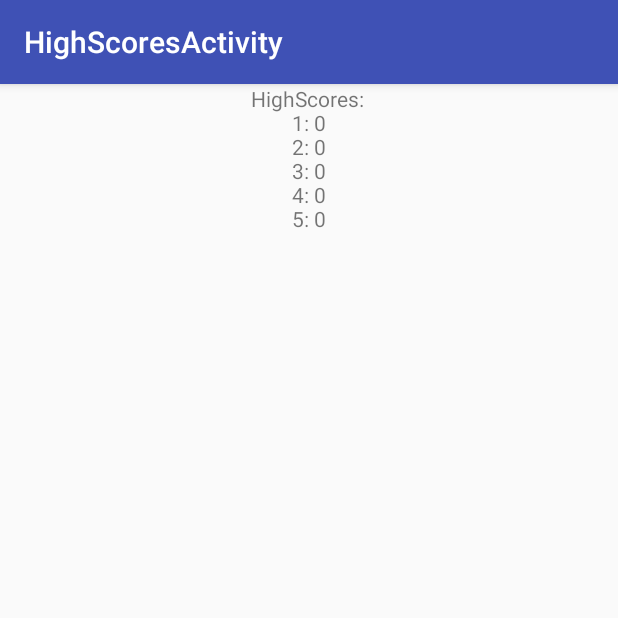
After one commit to ZhouMing9919/CP3406---Educational-Game, an Android app: the HighScoresActivity screen opened directly, with no data from a screen before it, on a phone screen of 412 x 824 dp, the top half of it. The commit adds this screen. Run offline under Robolectric (Android 15) with nearby library versions, the light colour scheme and no system bars.

Commit message:
get high scores working with 5 high scores

```diff
--- a/EducationalGame/app/src/main/AndroidManifest.xml
+++ b/EducationalGame/app/src/main/AndroidManifest.xml
@@ -33,6 +33,10 @@
         <activity
             android:name=".GameOverActivity"
             android:label="@string/title_activity_game_over"
+            android:theme="@style/AppTheme.NoActionBar" />
+        <activity
+            android:name=".HighScoresActivity"
+            android:label="@string/title_activity_high_scores"
             android:theme="@style/AppTheme.NoActionBar"></activity>
     </application>
 
--- a/EducationalGame/app/src/main/java/com/example/michael/educationalgame/GameOverActivity.java
+++ b/EducationalGame/app/src/main/java/com/example/michael/educationalgame/GameOverActivity.java
@@ -10,7 +10,11 @@ import android.support.design.widget.Snackbar;
 import android.support.v7.app.AppCompatActivity;
 import android.support.v7.widget.Toolbar;
 import android.view.View;
+import android.view.Window;
+import android.view.WindowManager;
 import android.widget.TextView;
+
+import java.util.List;
 
 import database.DatabaseHelper;
 import database.HighScores;
@@ -24,6 +28,8 @@ public class GameOverActivity extends AppCompatActivity {
     @Override
     protected void onCreate(Bundle savedInstanceState) {
         super.onCreate(savedInstanceState);
+        requestWindowFeature(Window.FEATURE_NO_TITLE);
+        getWindow().setFlags(WindowManager.LayoutParams.FLAG_FULLSCREEN, WindowManager.LayoutParams.FLAG_FULLSCREEN);
         setContentView(R.layout.activity_game_over);
         Toolbar toolbar = (Toolbar) findViewById(R.id.toolbar);
         setSupportActionBar(toolbar);
@@ -37,10 +43,13 @@ public class GameOverActivity extends AppCompatActivity {
         score.setText("Score: " + scoreAsText);
 
         DatabaseHelper highscores = new DatabaseHelper(this);
-        //long id = highscores.saveScore("Test", 9);
+        List<HighScores> allScores = highscores.getAllScores();
+
+
+        long id = highscores.saveScore("Test", pref.getInt("score", 0));
         //System.out.println(Long.toString(id));
-        HighScores score = highscores.getScore(1);
-        System.out.println(score.getName() + Integer.toString(score.getScore()));
+        //HighScores score = highscores.getScore(1);
+        //System.out.println(score.getName() + Integer.toString(score.getScore()));
     }
 
     void mainMenuButtonPress(View v) {
--- /dev/null
+++ b/EducationalGame/app/src/main/java/com/example/michael/educationalgame/HighScoresActivity.java
@@ -0,0 +1,68 @@
+package com.example.michael.educationalgame;
+
+import android.os.Bundle;
+import android.support.design.widget.FloatingActionButton;
+import android.support.design.widget.Snackbar;
+import android.support.v7.app.AppCompatActivity;
+import android.support.v7.widget.Toolbar;
+import android.view.View;
+import android.widget.TextView;
+
+import java.util.List;
+
+import database.DatabaseHelper;
+import database.HighScores;
+
+public class HighScoresActivity extends AppCompatActivity {
+
+    TextView highScoresText;
+    DatabaseHelper highScores;
+    List<HighScores> allScores;
+    int scoreList[] = {0, 0, 0, 0, 0};
+
+    @Override
+    protected void onCreate(Bundle savedInstanceState) {
+        super.onCreate(savedInstanceState);
+        setContentView(R.layout.activity_high_scores);
+        Toolbar toolbar = (Toolbar) findViewById(R.id.toolbar);
+        setSupportActionBar(toolbar);
+
+        highScoresText = (TextView) findViewById(R.id.highScores);
+        highScores = new DatabaseHelper(this);
+        allScores = highScores.getAllScores();
+
+        int count = 0;
+        for (HighScores score : allScores) {
+
+            if (count < 5) {
+                if(score.getScore() > scoreList[count]) {
+                    scoreList[count] = score.getScore();
+                }
+            }
+            count = count + 1;
+        }
+        count = 0;
+
+        highScoresText.setText("HighScores: " + "\n" + "1: " + scoreList[0] + "\n" + "2: " + scoreList[1] + "\n" + "3: " + scoreList[2] + "\n" + "4: " + scoreList[3] + "\n" + "5: " + scoreList[4]);
+
+    }
+    //protected void onResume() {
+    //    super.onResume();
+//
+    //    highScores = new DatabaseHelper(this);
+    //    allScores = highScores.getAllScores();
+//
+    //    for (HighScores score : allScores) {
+    //        int count = 0;
+    //        if (count < 5) {
+    //            if(score.getScore() > scoreList[count]) {
+    //                scoreList[count] = score.getScore();
+    //            }
+    //        }
+    //        count = count + 1;
+    //    }
+//
+    //    highScoresText.setText("HighScores: " + "\n" + "1: " + scoreList[0] + "\n" + "2: " + scoreList[1] + "\n" + "3: " + scoreList[2] + "\n" + "4: " + scoreList[3] + "\n" + "5: " + scoreList[4]);
+
+    //}
+}
--- a/EducationalGame/app/src/main/java/com/example/michael/educationalgame/MainActivity.java
+++ b/EducationalGame/app/src/main/java/com/example/michael/educationalgame/MainActivity.java
@@ -66,4 +66,9 @@ public class MainActivity extends AppCompatActivity {
         Intent intent = new Intent(this, SettingsActivity.class);
         startActivity(intent);
     }
+
+    void startHighScoresActivity(View v) {
+        Intent intent = new Intent(this, HighScoresActivity.class);
+        startActivity(intent);
+    }
 }
--- a/EducationalGame/app/src/main/java/database/DatabaseHelper.java
+++ b/EducationalGame/app/src/main/java/database/DatabaseHelper.java
@@ -5,6 +5,9 @@ import android.content.Context;
 import android.database.Cursor;
 import android.database.sqlite.SQLiteDatabase;
 import android.database.sqlite.SQLiteOpenHelper;
+
+import java.util.ArrayList;
+import java.util.List;
 
 /**
  * Created by Michael on 16/05/2018.
@@ -62,5 +65,49 @@ public class DatabaseHelper extends SQLiteOpenHelper {
         return score;
     }
 
+    public List<HighScores> getAllScores() {
+        List<HighScores> scores = new ArrayList<>();
+
+        String selectQuery = "SELECT  * FROM " + HighScores.TABLE_NAME + " ORDER BY " +
+                HighScores.COLUMN_SCORE + " DESC";
+
+        SQLiteDatabase db = this.getWritableDatabase();
+        Cursor cursor = db.rawQuery(selectQuery, null);
+
+        if(cursor.moveToFirst()) {
+            do {
+                HighScores score = new HighScores();
+                score.setId(cursor.getInt(cursor.getColumnIndex(HighScores.COLUMN_ID)));
+                score.setName(cursor.getString(cursor.getColumnIndex(HighScores.COLUMN_NAME)));
+                score.setScore(cursor.getInt(cursor.getColumnIndex(HighScores.COLUMN_SCORE)));
+
+                scores.add(score);
+            } while (cursor.moveToNext());
+
+            db.close();
+        }
+        return scores;
+    }
+
+    public int getNotesCount() {
+        String countQuery = "SELECT  * FROM " + HighScores.TABLE_NAME;
+        SQLiteDatabase db = this.getReadableDatabase();
+        Cursor cursor = db.rawQuery(countQuery, null);
+
+        int count = cursor.getCount();
+        cursor.close();
+
+
+        // return count
+        return count;
+    }
+
+    public void updateScore(HighScores score) {
+        SQLiteDatabase db = this.getWritableDatabase();
+
+        ContentValues values = new ContentValues();
+        values.put(HighScores.COLUMN_SCORE, score.getScore());
+    }
+
 
 }
--- a/EducationalGame/app/src/main/java/database/HighScores.java
+++ b/EducationalGame/app/src/main/java/database/HighScores.java
@@ -47,7 +47,7 @@ public class HighScores {
         this.score = score;
     }
 
-    public void setID(int id) {
+    public void setId(int id) {
         this.id = id;
     }
 }
--- /dev/null
+++ b/EducationalGame/app/src/main/res/layout/activity_high_scores.xml
@@ -0,0 +1,25 @@
+<?xml version="1.0" encoding="utf-8"?>
+<android.support.design.widget.CoordinatorLayout xmlns:android="http://schemas.android.com/apk/res/android"
+    xmlns:app="http://schemas.android.com/apk/res-auto"
+    xmlns:tools="http://schemas.android.com/tools"
+    android:layout_width="match_parent"
+    android:layout_height="match_parent"
+    tools:context="com.example.michael.educationalgame.HighScoresActivity">
+
+    <android.support.design.widget.AppBarLayout
+        android:layout_width="match_parent"
+        android:layout_height="wrap_content"
+        android:theme="@style/AppTheme.AppBarOverlay">
+
+        <android.support.v7.widget.Toolbar
+            android:id="@+id/toolbar"
+            android:layout_width="match_parent"
+            android:layout_height="?attr/actionBarSize"
+            android:background="?attr/colorPrimary"
+            app:popupTheme="@style/AppTheme.PopupOverlay" />
+
+    </android.support.design.widget.AppBarLayout>
+
+    <include layout="@layout/content_high_scores" />
+
+</android.support.design.widget.CoordinatorLayout>
--- /dev/null
+++ b/EducationalGame/app/src/main/res/layout/content_high_scores.xml
@@ -0,0 +1,19 @@
+<?xml version="1.0" encoding="utf-8"?>
+<LinearLayout xmlns:android="http://schemas.android.com/apk/res/android"
+    xmlns:app="http://schemas.android.com/apk/res-auto"
+    xmlns:tools="http://schemas.android.com/tools"
+    android:layout_width="match_parent"
+    android:layout_height="match_parent"
+    app:layout_behavior="@string/appbar_scrolling_view_behavior"
+    tools:context="com.example.michael.educationalgame.HighScoresActivity"
+    tools:showIn="@layout/activity_high_scores">
+
+
+    <TextView
+        android:id="@+id/highScores"
+        android:layout_width="wrap_content"
+        android:layout_height="wrap_content"
+        android:layout_weight="1"
+        android:text="TextView"
+        android:textAlignment="center" />
+</LinearLayout>
--- a/EducationalGame/app/src/main/res/layout/content_main.xml
+++ b/EducationalGame/app/src/main/res/layout/content_main.xml
@@ -32,6 +32,7 @@
         android:layout_width="wrap_content"
         android:layout_height="wrap_content"
         android:minWidth="200dp"
+        android:onClick="startHighScoresActivity"
         android:text="High Score" />
 
     <Button
--- a/EducationalGame/app/src/main/res/values/strings.xml
+++ b/EducationalGame/app/src/main/res/values/strings.xml
@@ -4,4 +4,5 @@
     <string name="title_activity_settings">SettingsActivity</string>
     <string name="title_activity_game">GameActivity</string>
     <string name="title_activity_game_over">GameOverActivity</string>
+    <string name="title_activity_high_scores">HighScoresActivity</string>
 </resources>
```
Also changed, not shown: EducationalGame/app/src/main/java/database/highscores.db (added), 1 other file.
